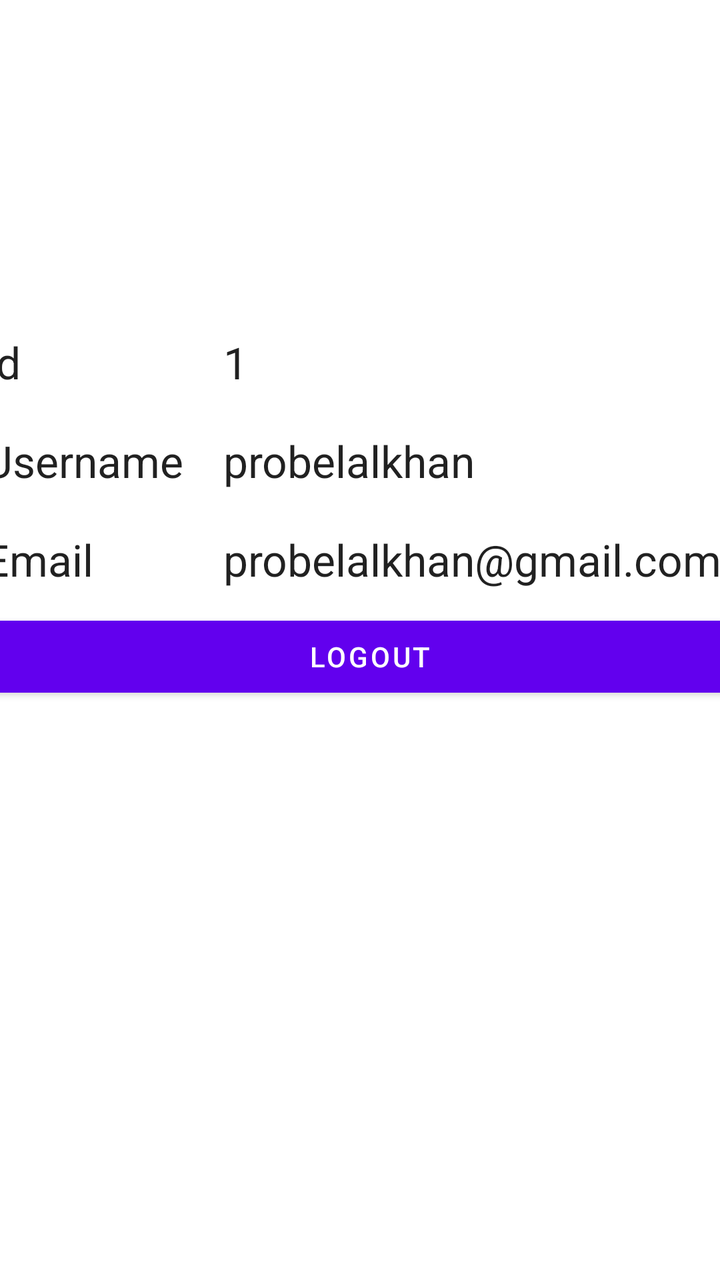
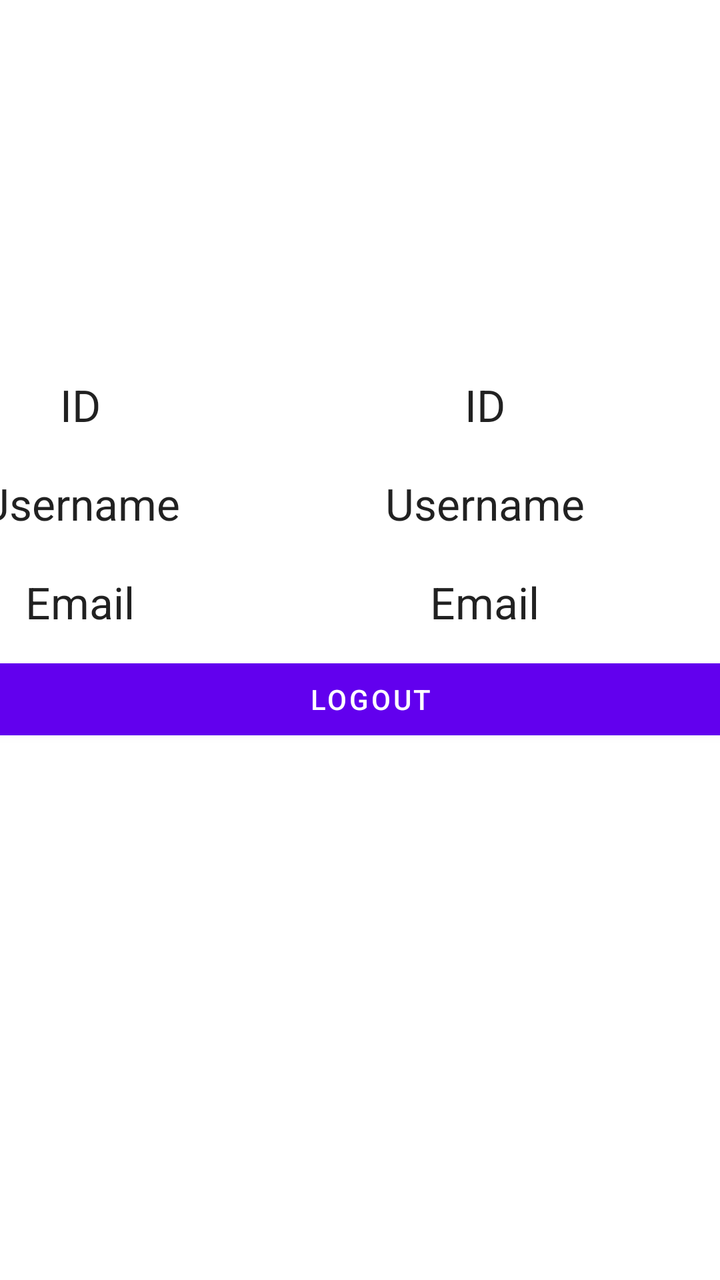

The first picture is an Android layout as it rendered before a commit; the second is the same layout after the commit. The layout source and the unified diff follow.
<!-- AndroidManifest.xml: application theme Theme.InternetCall -->
<!-- res/layout/activity_main_menu.xml -->
<?xml version="1.0" encoding="utf-8"?>
<androidx.constraintlayout.widget.ConstraintLayout xmlns:android="http://schemas.android.com/apk/res/android"
    xmlns:app="http://schemas.android.com/apk/res-auto"
    xmlns:tools="http://schemas.android.com/tools"
    android:layout_width="match_parent"
    android:layout_height="match_parent"
    tools:context=".activities.MenuActivity">

    <LinearLayout
        android:layout_width="406dp"
        android:layout_height="307dp"
        android:orientation="vertical"
        app:layout_constraintBottom_toBottomOf="parent"
        app:layout_constraintEnd_toEndOf="parent"
        app:layout_constraintHorizontal_bias="0.4"
        app:layout_constraintStart_toStartOf="parent"
        app:layout_constraintTop_toTopOf="parent"
        app:layout_constraintVertical_bias="0.469">

        <TableLayout
            android:layout_width="match_parent"
            android:layout_height="wrap_content">


            <TableRow>

                <TextView
                    android:layout_width="wrap_content"
                    android:layout_height="wrap_content"
                    android:padding="10dp"
                    android:text="Id"
                    android:textAppearance="@style/Base.TextAppearance.AppCompat.Large" />

                <TextView
                    android:id="@+id/textViewId"
                    android:layout_width="wrap_content"
                    android:layout_height="wrap_content"
                    android:padding="10dp"
                    android:text="1"
                    android:textAppearance="@style/Base.TextAppearance.AppCompat.Large" />

            </TableRow>

            <TableRow>

                <TextView
                    android:layout_width="wrap_content"
                    android:layout_height="wrap_content"
                    android:padding="10dp"
                    android:text="Username"
                    android:textAppearance="@style/Base.TextAppearance.AppCompat.Large" />

                <TextView
                    android:id="@+id/textViewUsername"
                    android:layout_width="wrap_content"
                    android:layout_height="wrap_content"
                    android:padding="10dp"
                    android:text="probelalkhan"
                    android:textAppearance="@style/Base.TextAppearance.AppCompat.Large" />

            </TableRow>

            <TableRow>

                <TextView
                    android:layout_width="wrap_content"
                    android:layout_height="wrap_content"
                    android:padding="10dp"
                    android:text="Email"
                    android:textAppearance="@style/Base.TextAppearance.AppCompat.Large" />

                <TextView
                    android:id="@+id/textViewEmail"
                    android:layout_width="wrap_content"
                    android:layout_height="wrap_content"
                    android:padding="10dp"
                    android:text="probelalkhan@gmail.com"
                    android:textAppearance="@style/Base.TextAppearance.AppCompat.Large" />

            </TableRow>


        </TableLayout>

        <Button
            android:id="@+id/buttonLogout"
            android:layout_width="match_parent"
            android:layout_height="wrap_content"
            android:text="Logout" />
    </LinearLayout>
</androidx.constraintlayout.widget.ConstraintLayout>
<!-- resources referenced by this layout -->
<resources>
  <style name="Theme.InternetCall" parent="Theme.MaterialComponents.DayNight.DarkActionBar">
          
          <item name="colorPrimary">@color/purple_500</item>
          <item name="colorPrimaryVariant">@color/purple_700</item>
          <item name="colorOnPrimary">@color/white</item>
          
          <item name="colorSecondary">@color/teal_200</item>
          <item name="colorSecondaryVariant">@color/teal_700</item>
          <item name="colorOnSecondary">@color/black</item>
          
          <item name="android:statusBarColor" tools:targetApi="l">?attr/colorPrimaryVariant</item>
          
      </style>
  <color name="purple_500">#FF6200EE</color>
  <color name="purple_700">#FF3700B3</color>
  <color name="white">#FFFFFFFF</color>
  <color name="teal_200">#FF03DAC5</color>
  <color name="teal_700">#FF018786</color>
  <color name="black">#FF000000</color>
</resources>

<!-- the commit's change to res/layout/activity_main_menu.xml (unified diff, before → after) -->
@@ -7,74 +7,86 @@
     tools:context=".activities.MenuActivity">
 
     <LinearLayout
-        android:layout_width="406dp"
-        android:layout_height="307dp"
+        android:layout_width="410dp"
+        android:layout_height="wrap_content"
         android:orientation="vertical"
         app:layout_constraintBottom_toBottomOf="parent"
         app:layout_constraintEnd_toEndOf="parent"
         app:layout_constraintHorizontal_bias="0.4"
         app:layout_constraintStart_toStartOf="parent"
         app:layout_constraintTop_toTopOf="parent"
-        app:layout_constraintVertical_bias="0.469">
+        app:layout_constraintVertical_bias="0.4">
 
         <TableLayout
             android:layout_width="match_parent"
             android:layout_height="wrap_content">
 
 
-            <TableRow>
+            <TableRow
+                android:layout_width="match_parent"
+                android:layout_height="48dp">
 
                 <TextView
-                    android:layout_width="wrap_content"
-                    android:layout_height="wrap_content"
+                    android:layout_width="match_parent"
+                    android:layout_height="match_parent"
                     android:padding="10dp"
-                    android:text="Id"
+                    android:text="ID"
+                    android:textAlignment="center"
                     android:textAppearance="@style/Base.TextAppearance.AppCompat.Large" />
 
                 <TextView
                     android:id="@+id/textViewId"
-                    android:layout_width="wrap_content"
-                    android:layout_height="wrap_content"
+                    android:layout_width="285dp"
+                    android:layout_height="match_parent"
                     android:padding="10dp"
-                    android:text="1"
+                    android:text="ID"
+                    android:textAlignment="center"
                     android:textAppearance="@style/Base.TextAppearance.AppCompat.Large" />
 
             </TableRow>
 
-            <TableRow>
+            <TableRow
+                android:layout_width="match_parent"
+                android:layout_height="48dp">
 
                 <TextView
-                    android:layout_width="wrap_content"
-                    android:layout_height="wrap_content"
+                    android:layout_width="match_parent"
+                    android:layout_height="match_parent"
                     android:padding="10dp"
                     android:text="Username"
+                    android:textAlignment="center"
                     android:textAppearance="@style/Base.TextAppearance.AppCompat.Large" />
 
                 <TextView
                     android:id="@+id/textViewUsername"
-                    android:layout_width="wrap_content"
-                    android:layout_height="wrap_content"
+                    android:layout_width="285dp"
+                    android:layout_height="match_parent"
                     android:padding="10dp"
-                    android:text="probelalkhan"
+                    android:text="Username"
+                    android:textAlignment="center"
                     android:textAppearance="@style/Base.TextAppearance.AppCompat.Large" />
 
             </TableRow>
 
-            <TableRow>
+            <TableRow
+                android:layout_width="match_parent"
+                android:layout_height="48dp">
 
                 <TextView
                     android:layout_width="wrap_content"
                     android:layout_height="wrap_content"
                     android:padding="10dp"
                     android:text="Email"
+                    android:textAlignment="center"
                     android:textAppearance="@style/Base.TextAppearance.AppCompat.Large" />
 
                 <TextView
                     android:id="@+id/textViewEmail"
-                    android:layout_width="wrap_content"
-                    android:layout_height="wrap_content"
+                    android:layout_width="285dp"
+                    android:layout_height="match_parent"
                     android:padding="10dp"
-                    android:text="probelalkhan@gmail.com"
+                    android:text="Email"
+                    android:textAlignment="center"
                     android:textAppearance="@style/Base.TextAppearance.AppCompat.Large" />
 
             </TableRow>
